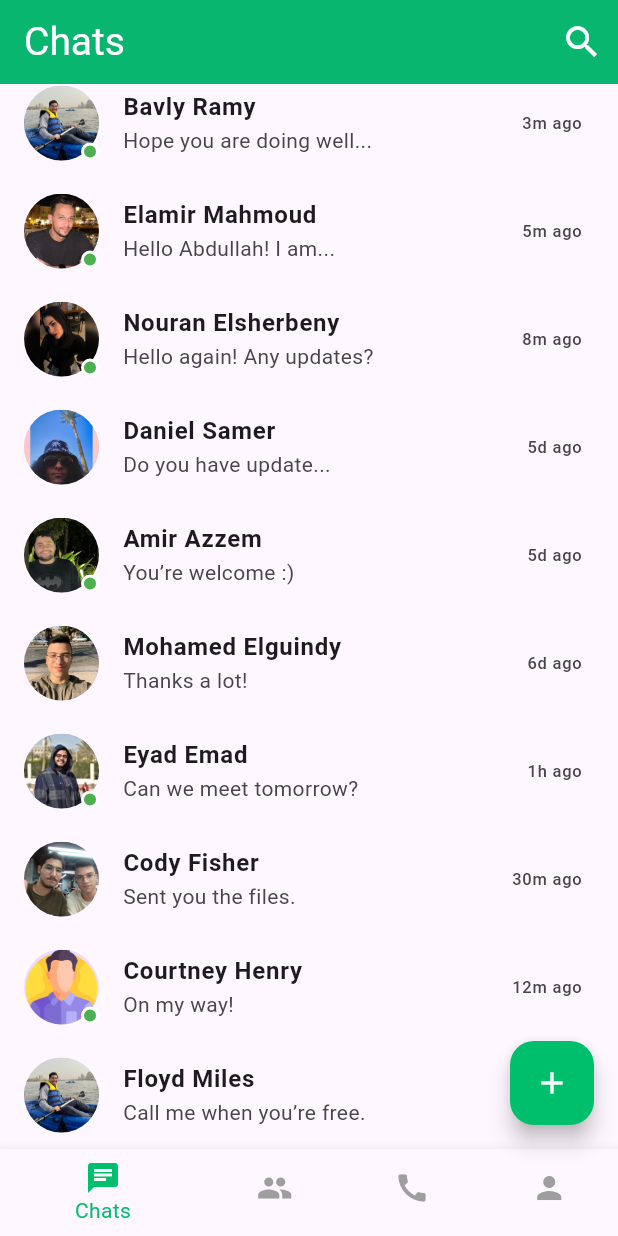
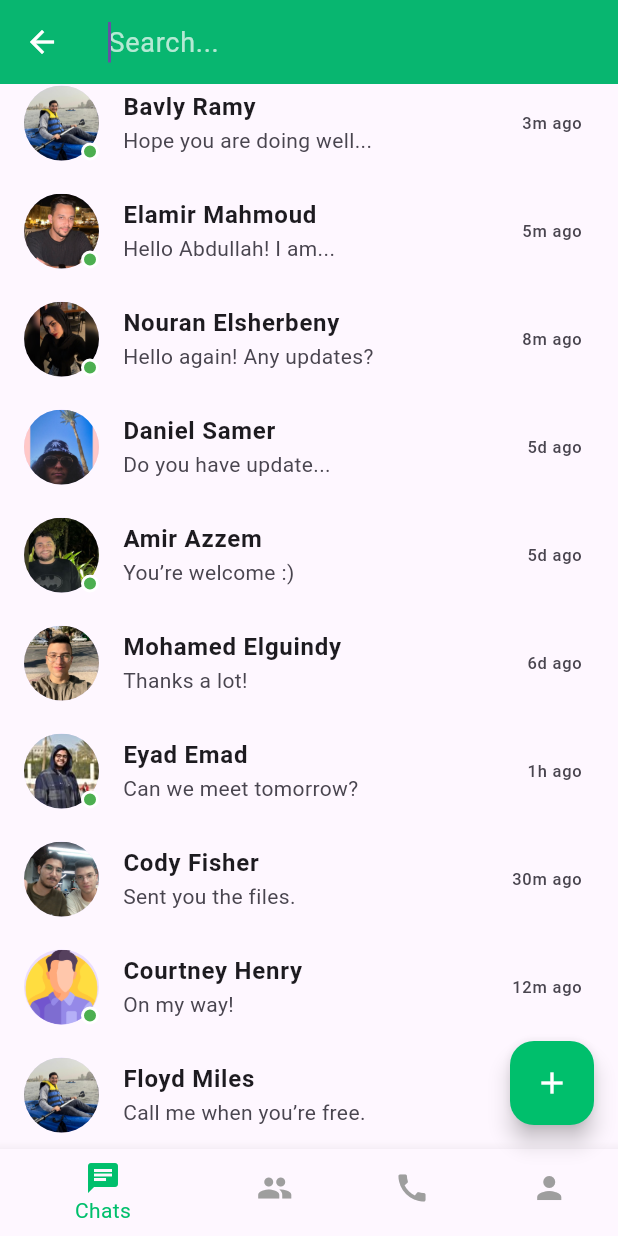
Before and after one commit to Bavlyy-Ramy/SCB_ChatApp, a Flutter app: the screen it shows after launch, scrolled down 82 dp, after a tap on the "search" icon, on a phone screen of 412 x 824 dp. Run offline on Flutter 3.47's test engine with Material 3 defaults, Android fonts, the phone set to English and light mode, and no system bars; drawn by our look-alikes of flutter_slidable; our stand-ins replace bloc, flutter_bloc, image_picker; missing offline and left inert: awesome_icons.

Commit message:
Search feature added

```diff
--- a/lib/feature/chat/presentation/pages/home_page.dart
+++ b/lib/feature/chat/presentation/pages/home_page.dart
@@ -13,6 +13,9 @@ class HomePage extends StatefulWidget {
 
 class _HomePageState extends State<HomePage> {
   late List dummyList;
+  String searchQuery = '';
+  final TextEditingController searchController = TextEditingController();
+  bool isSearching = false;
 
   @override
   void initState() {
@@ -21,9 +24,9 @@ class _HomePageState extends State<HomePage> {
   }
 
   void _deleteUser(int index) {
-    final deletedUser = dummyList[index];
+    final deletedUser = _filteredList()[index];
     setState(() {
-      dummyList.removeAt(index);
+      dummyList.removeWhere((user) => user.id == deletedUser.id);
     });
     ScaffoldMessenger.of(context).showSnackBar(
       SnackBar(content: Text('${deletedUser.name} deleted')),
@@ -31,20 +34,30 @@ class _HomePageState extends State<HomePage> {
   }
 
   void _pinUser(int index) {
-    final pinnedUser = dummyList[index];
+    final pinnedUser = _filteredList()[index];
     setState(() {
-      dummyList.removeAt(index);
-      dummyList.insert(0, pinnedUser); // move to top
+      dummyList.removeWhere((user) => user.id == pinnedUser.id);
+      dummyList.insert(0, pinnedUser);
     });
     ScaffoldMessenger.of(context).showSnackBar(
       SnackBar(content: Text('${pinnedUser.name} pinned to top')),
     );
   }
 
+  List _filteredList() {
+    if (searchQuery.isEmpty) return dummyList;
+    return dummyList
+        .where((user) =>
+            user.name.toLowerCase().contains(searchQuery.toLowerCase()))
+        .toList();
+  }
+
   @override
   Widget build(BuildContext context) {
+    final filtered = _filteredList();
+
     return Scaffold(
-      appBar: _buildAppBar(),
+      appBar: isSearching ? _buildSearchBar() : _buildAppBar(),
       body: SingleChildScrollView(
         child: Column(
           children: [
@@ -52,10 +65,10 @@ class _HomePageState extends State<HomePage> {
             ListView.builder(
               shrinkWrap: true,
               physics: const NeverScrollableScrollPhysics(),
-              itemCount: dummyList.length,
+              itemCount: filtered.length,
               itemBuilder: (context, index) {
                 return Slidable(
-                  key: ValueKey(dummyList[index].id),
+                  key: ValueKey(filtered[index].id),
                   endActionPane: ActionPane(
                     motion: const DrawerMotion(),
                     children: [
@@ -75,7 +88,7 @@ class _HomePageState extends State<HomePage> {
                       ),
                     ],
                   ),
-                  child: ChatTile(user: dummyList[index]),
+                  child: ChatTile(user: filtered[index]),
                 );
               },
             ),
@@ -100,13 +113,58 @@ class _HomePageState extends State<HomePage> {
     );
   }
 
+  AppBar _buildAppBar() {
+    return AppBar(
+      backgroundColor: const Color(0xFF00BF6C),
+      title: const Text('Chats',
+          style: TextStyle(color: Colors.white, fontSize: 26)),
+      actions: [
+        IconButton(
+          onPressed: () {
+            setState(() => isSearching = true);
+          },
+          icon: const Icon(Icons.search, color: Colors.white, size: 28),
+        )
+      ],
+    );
+  }
+
+  AppBar _buildSearchBar() {
+    return AppBar(
+      backgroundColor: const Color(0xFF00BF6C),
+      title: TextField(
+        controller: searchController,
+        autofocus: true,
+        style: const TextStyle(color: Colors.white, fontSize: 18),
+        decoration: const InputDecoration(
+          hintText: 'Search...',
+          hintStyle: TextStyle(color: Colors.white70),
+          border: InputBorder.none,
+        ),
+        onChanged: (value) {
+          setState(() => searchQuery = value);
+        },
+      ),
+      leading: IconButton(
+        icon: const Icon(Icons.arrow_back, color: Colors.white),
+        onPressed: () {
+          setState(() {
+            isSearching = false;
+            searchQuery = '';
+            searchController.clear();
+          });
+        },
+      ),
+    );
+  }
+
   void _showDeleteConfirmation(int index) {
+    final user = _filteredList()[index];
     showDialog(
       context: context,
       builder: (_) => AlertDialog(
         title: const Text("Delete Chat"),
-        content:
-            Text("Are you sure you want to delete ${dummyList[index].name}?"),
+        content: Text("Are you sure you want to delete ${user.name}?"),
         actions: [
           TextButton(
             onPressed: () => Navigator.pop(context),
@@ -121,22 +179,6 @@ class _HomePageState extends State<HomePage> {
           ),
         ],
       ),
-    );
-  }
-
-  AppBar _buildAppBar() {
-    return AppBar(
-      backgroundColor: const Color(0xFF00BF6C),
-      title: const Text(
-        'Chats',
-        style: TextStyle(color: Colors.white, fontSize: 26),
-      ),
-      actions: [
-        IconButton(
-          onPressed: () {},
-          icon: const Icon(Icons.search, color: Colors.white, size: 28),
-        )
-      ],
     );
   }
 
```
